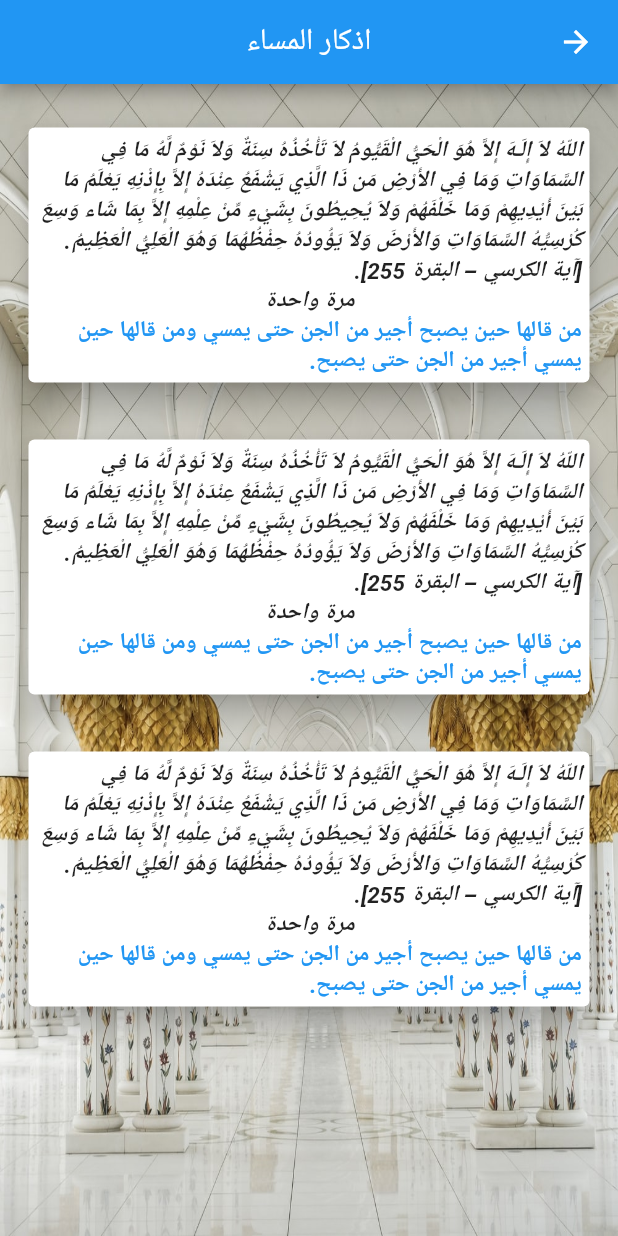
After one commit to MahmoudMabrok/Tasbe7, a Flutter app: the EvningAzkar screen opened directly, on a phone screen of 412 x 824 dp. The commit adds this screen. Run offline on Flutter 3.47's test engine with Material 2 defaults, Android fonts, the phone set to English and light mode, and no system bars; our stand-ins replace easy_localization, fluttertoast, shared_preferences, vibration; missing offline and left inert: nice_button; accounts and stored records are empty.

Commit message:
Add morning_azkar.dart Add evning_azkar.dart

```diff
--- /dev/null
+++ b/lib/screens/evning_azkar.dart
@@ -0,0 +1,95 @@
+import 'package:flutter/material.dart';
+import 'package:easy_localization/easy_localization.dart';
+
+
+class EvningAzkar extends StatefulWidget {
+  const EvningAzkar({Key key}) : super(key: key);
+
+  @override
+  _EvningAzkarState createState() => _EvningAzkarState();
+}
+
+class _EvningAzkarState extends State<EvningAzkar> {
+  @override
+  Widget build(BuildContext context) {
+    return Scaffold(
+      appBar: AppBar(
+        title: Text('EvningAzkar'.tr().toString()),
+        centerTitle: true,
+      ),
+      body: Container(
+        width: double.infinity,
+        height: double.infinity,
+        decoration: BoxDecoration(
+          image: DecorationImage(
+            image: AssetImage('assets/image/bg.jpeg'), fit: BoxFit.fill,),
+          //shape: BoxShape.circle,
+        ),
+        child: SingleChildScrollView(
+          child: Column(
+            children: [
+              SizedBox(height: 10,),
+              Container(
+                padding: const EdgeInsets.all(10),
+                margin: const EdgeInsets.all(5),
+                child: Card(
+                    elevation: 8,
+                    child: Container(
+                      margin: const EdgeInsets.all(5),
+                      child: Column(
+                        children: [
+                          Text('اللّهُ لاَ إِلَـهَ إِلاَّ هُوَ الْحَيُّ الْقَيُّومُ لاَ تَأْخُذُهُ سِنَةٌ وَلاَ نَوْمٌ لَّهُ مَا فِي السَّمَاوَاتِ وَمَا فِي الأَرْضِ مَن ذَا الَّذِي يَشْفَعُ عِنْدَهُ إِلاَّ بِإِذْنِهِ يَعْلَمُ مَا بَيْنَ أَيْدِيهِمْ وَمَا خَلْفَهُمْ وَلاَ يُحِيطُونَ بِشَيْءٍ مِّنْ عِلْمِهِ إِلاَّ بِمَا شَاء وَسِعَ كُرْسِيُّهُ السَّمَاوَاتِ وَالأَرْضَ وَلاَ يَؤُودُهُ حِفْظُهُمَا وَهُوَ الْعَلِيُّ الْعَظِيمُ. [آية الكرسي – البقرة 255].',style: TextStyle(fontWeight: FontWeight.bold , fontStyle: FontStyle.italic),),
+                          Text('مرة واحدة', style: TextStyle(fontWeight: FontWeight.bold , fontStyle: FontStyle.italic)),
+                          Text('من قالها حين يصبح أجير من الجن حتى يمسي ومن قالها حين يمسي أجير من الجن حتى يصبح.', style: TextStyle(fontWeight: FontWeight.bold ,color: Colors.blue )),
+
+                        ],
+                      ),
+                    )
+
+                ),
+              ),
+              Container(
+                padding: const EdgeInsets.all(10),
+                margin: const EdgeInsets.all(5),
+                child: Card(
+                    elevation: 8,
+                    child: Container(
+                      margin: const EdgeInsets.all(5),
+                      child: Column(
+                        children: [
+                          Text('اللّهُ لاَ إِلَـهَ إِلاَّ هُوَ الْحَيُّ الْقَيُّومُ لاَ تَأْخُذُهُ سِنَةٌ وَلاَ نَوْمٌ لَّهُ مَا فِي السَّمَاوَاتِ وَمَا فِي الأَرْضِ مَن ذَا الَّذِي يَشْفَعُ عِنْدَهُ إِلاَّ بِإِذْنِهِ يَعْلَمُ مَا بَيْنَ أَيْدِيهِمْ وَمَا خَلْفَهُمْ وَلاَ يُحِيطُونَ بِشَيْءٍ مِّنْ عِلْمِهِ إِلاَّ بِمَا شَاء وَسِعَ كُرْسِيُّهُ السَّمَاوَاتِ وَالأَرْضَ وَلاَ يَؤُودُهُ حِفْظُهُمَا وَهُوَ الْعَلِيُّ الْعَظِيمُ. [آية الكرسي – البقرة 255].',style: TextStyle(fontWeight: FontWeight.bold , fontStyle: FontStyle.italic),),
+                          Text('مرة واحدة', style: TextStyle(fontWeight: FontWeight.bold , fontStyle: FontStyle.italic)),
+                          Text('من قالها حين يصبح أجير من الجن حتى يمسي ومن قالها حين يمسي أجير من الجن حتى يصبح.', style: TextStyle(fontWeight: FontWeight.bold ,color: Colors.blue )),
+
+                        ],
+                      ),
+                    )
+
+                ),
+              ),
+              Container(
+                padding: const EdgeInsets.all(10),
+                margin: const EdgeInsets.all(5),
+                child: Card(
+                    elevation: 8,
+                    child: Container(
+                      margin: const EdgeInsets.all(5),
+                      child: Column(
+                        children: [
+                          Text('اللّهُ لاَ إِلَـهَ إِلاَّ هُوَ الْحَيُّ الْقَيُّومُ لاَ تَأْخُذُهُ سِنَةٌ وَلاَ نَوْمٌ لَّهُ مَا فِي السَّمَاوَاتِ وَمَا فِي الأَرْضِ مَن ذَا الَّذِي يَشْفَعُ عِنْدَهُ إِلاَّ بِإِذْنِهِ يَعْلَمُ مَا بَيْنَ أَيْدِيهِمْ وَمَا خَلْفَهُمْ وَلاَ يُحِيطُونَ بِشَيْءٍ مِّنْ عِلْمِهِ إِلاَّ بِمَا شَاء وَسِعَ كُرْسِيُّهُ السَّمَاوَاتِ وَالأَرْضَ وَلاَ يَؤُودُهُ حِفْظُهُمَا وَهُوَ الْعَلِيُّ الْعَظِيمُ. [آية الكرسي – البقرة 255].',style: TextStyle(fontWeight: FontWeight.bold , fontStyle: FontStyle.italic),),
+                          Text('مرة واحدة', style: TextStyle(fontWeight: FontWeight.bold , fontStyle: FontStyle.italic)),
+                          Text('من قالها حين يصبح أجير من الجن حتى يمسي ومن قالها حين يمسي أجير من الجن حتى يصبح.', style: TextStyle(fontWeight: FontWeight.bold ,color: Colors.blue )),
+
+                        ],
+                      ),
+                    )
+
+                ),
+              ),
+            ],
+          ),
+        ),
+      ),
+    );
+  }
+}
--- a/pubspec.yaml
+++ b/pubspec.yaml
@@ -27,6 +27,8 @@ dependencies:
   vibration: ^1.7.3
   fluttertoast: ^8.0.6
   shared_preferences: ^0.5.6+3
+  flutter_launcher_icons: "^0.8.0"
+  nice_button: ^0.1.7
   flutter_localizations: # Add this line
     sdk: flutter
 
@@ -38,6 +40,10 @@ dependencies:
 dev_dependencies:
   flutter_test:
     sdk: flutter
+flutter_icons:
+  android: true
+  ios: true
+  image_path: 'assets/image/appicon.jpeg'
 
 # For information on the generic Dart part of this file, see the
 # following page: https://dart.dev/tools/pub/pubspec
--- a/resources/ar-AR.json
+++ b/resources/ar-AR.json
@@ -13,5 +13,7 @@
   "clearPraise": "هل تريد تصفيه العداد ؟",
   "deletePraise": "هل تريد مسح العداد ؟",
   "dialogEditButton": "تعديل",
-  "dialogDuplicateDataError": "العداد مستخدم بالفعل"
+  "dialogDuplicateDataError": "العداد مستخدم بالفعل",
+  "MorningAzkar": "اذكار الصباح",
+  "EvningAzkar": "اذكار المساء"
 }
```
Also changed, not shown: lib/screens/home.dart (+30 -10 lines), lib/screens/morning_azkar.dart (added, +10 -0 lines), lib/screens/praise.dart (+4 -3 lines), assets/image/appicon.jpeg (added), pubspec.lock, 22 other files.
